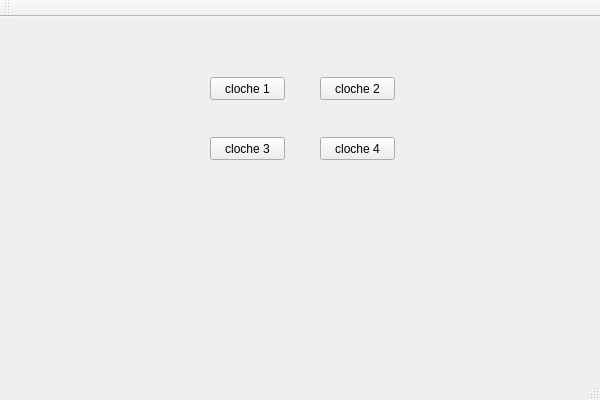
Old version of the form QtWidgetsApplication1/QtWidgetsApplication1/QtWidgetsApplication1.ui in the repository BoucherL/TPcloche.
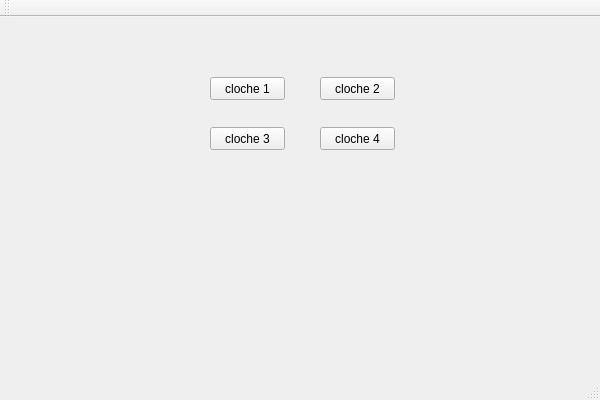
New version of the form.

```diff
--- a/QtWidgetsApplication1/QtWidgetsApplication1/QtWidgetsApplication1.ui
+++ b/QtWidgetsApplication1/QtWidgetsApplication1/QtWidgetsApplication1.ui
@@ -56,27 +56,27 @@
    <widget class="QPushButton" name="pushButton_3">
     <property name="geometry">
      <rect>
-      <x>320</x>
-      <y>120</y>
+      <x>210</x>
+      <y>110</y>
       <width>75</width>
       <height>23</height>
      </rect>
     </property>
     <property name="text">
-     <string>cloche 4</string>
+     <string>cloche 3</string>
     </property>
    </widget>
    <widget class="QPushButton" name="pushButton_4">
     <property name="geometry">
      <rect>
-      <x>210</x>
-      <y>120</y>
+      <x>320</x>
+      <y>110</y>
       <width>75</width>
       <height>23</height>
      </rect>
     </property>
     <property name="text">
-     <string>cloche 3</string>
+     <string>cloche 4</string>
     </property>
    </widget>
   </widget>
```
